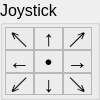
Old version of the form aui/gui/robot/joystick/ui/joystick.ui in the repository argenortega/AUI.
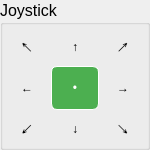
New version of the form.

Diff of the .ui file:
```diff
--- a/aui/gui/robot/joystick/ui/joystick.ui
+++ b/aui/gui/robot/joystick/ui/joystick.ui
@@ -6,14 +6,14 @@
    <rect>
     <x>0</x>
     <y>0</y>
-    <width>100</width>
-    <height>100</height>
+    <width>150</width>
+    <height>150</height>
    </rect>
   </property>
   <property name="sizePolicy">
    <sizepolicy hsizetype="Minimum" vsizetype="Minimum">
-    <horstretch>0</horstretch>
-    <verstretch>0</verstretch>
+    <horstretch>1</horstretch>
+    <verstretch>1</verstretch>
    </sizepolicy>
   </property>
   <property name="minimumSize">
@@ -25,7 +25,7 @@
   <property name="maximumSize">
    <size>
     <width>150</width>
-    <height>150</height>
+    <height>155</height>
    </size>
   </property>
   <property name="sizeIncrement">
@@ -37,7 +37,6 @@
   <property name="font">
    <font>
     <pointsize>12</pointsize>
-    <stylestrategy>PreferDefault</stylestrategy>
    </font>
   </property>
   <property name="mouseTracking">
@@ -46,64 +45,460 @@
   <property name="focusPolicy">
    <enum>Qt::StrongFocus</enum>
   </property>
-  <property name="windowTitle">
-   <string>Form</string>
-  </property>
-  <property name="autoFillBackground">
-   <bool>false</bool>
-  </property>
-  <layout class="QVBoxLayout" name="layout">
+  <layout class="QGridLayout" name="gridLayout_2">
    <property name="margin">
     <number>0</number>
    </property>
-   <item>
+   <property name="spacing">
+    <number>0</number>
+   </property>
+   <item row="0" column="0">
     <widget class="QGroupBox" name="joystickControl">
      <property name="title">
       <string>Joystick</string>
      </property>
      <layout class="QGridLayout" name="gridLayout">
-      <property name="leftMargin">
-       <number>2</number>
+      <property name="margin">
+       <number>0</number>
       </property>
-      <property name="topMargin">
-       <number>2</number>
+      <property name="spacing">
+       <number>0</number>
       </property>
-      <property name="rightMargin">
-       <number>5</number>
-      </property>
-      <property name="bottomMargin">
-       <number>2</number>
-      </property>
+      <item row="0" column="0">
+       <widget class="QStackedWidget" name="stackedWidget">
+        <property name="currentIndex">
+         <number>0</number>
+        </property>
+        <widget class="QWidget" name="toggle">
+         <property name="focusPolicy">
+          <enum>Qt::StrongFocus</enum>
+         </property>
+         <layout class="QGridLayout" name="gridLayout_3">
+          <property name="margin">
+           <number>0</number>
+          </property>
       <property name="spacing">
        <number>0</number>
       </property>
-      <item row="2" column="1">
-       <widget class="QLabel" name="down">
-        <property name="font">
-         <font>
-          <pointsize>16</pointsize>
-         </font>
-        </property>
-        <property name="frameShape">
-         <enum>QFrame::StyledPanel</enum>
-        </property>
-        <property name="frameShadow">
-         <enum>QFrame::Plain</enum>
+          <item row="5" column="3">
+           <widget class="QPushButton" name="d">
+            <property name="minimumSize">
+             <size>
+              <width>44</width>
+              <height>44</height>
+             </size>
+            </property>
+            <property name="styleSheet">
+             <string notr="true">QPushButton{	
+    border-style: outset;
+    border-width: 1px;
+    border-radius: 6px;
+	border-style: solid;
+	padding: 2px;
+	
+}
+
+QPushButton:checked{
+    border-style: solid;
+	border-width: 1px;
+    border-radius: 6px;
+	background-color: rgb(76, 175, 80);
+	color: rgb(255, 255, 255);
+}
+
+
+
+</string>
         </property>
         <property name="text">
          <string>↓</string>
         </property>
-        <property name="scaledContents">
+            <property name="checkable">
          <bool>true</bool>
         </property>
-        <property name="alignment">
-         <set>Qt::AlignCenter</set>
-        </property>
-        <property name="textInteractionFlags">
-         <set>Qt::NoTextInteraction</set>
+            <property name="autoExclusive">
+             <bool>true</bool>
+            </property>
+            <property name="flat">
+             <bool>true</bool>
         </property>
        </widget>
       </item>
+          <item row="3" column="0">
+           <widget class="QPushButton" name="l">
+            <property name="minimumSize">
+             <size>
+              <width>44</width>
+              <height>44</height>
+             </size>
+            </property>
+            <property name="styleSheet">
+             <string notr="true">QPushButton{	
+    border-style: outset;
+    border-width: 1px;
+    border-radius: 6px;
+	border-style: solid;
+	padding: 2px;
+	
+}
+
+QPushButton:checked{
+    border-style: solid;
+	border-width: 1px;
+    border-radius: 6px;
+	background-color: rgb(76, 175, 80);
+	color: rgb(255, 255, 255);
+}
+
+
+
+</string>
+            </property>
+            <property name="text">
+             <string>←</string>
+            </property>
+            <property name="checkable">
+             <bool>true</bool>
+            </property>
+            <property name="autoExclusive">
+             <bool>true</bool>
+            </property>
+            <property name="flat">
+             <bool>true</bool>
+            </property>
+           </widget>
+          </item>
+          <item row="0" column="0">
+           <widget class="QPushButton" name="tl">
+            <property name="minimumSize">
+             <size>
+              <width>44</width>
+              <height>44</height>
+             </size>
+            </property>
+            <property name="styleSheet">
+             <string notr="true">QPushButton{	
+    border-style: outset;
+    border-width: 1px;
+    border-radius: 6px;
+	border-style: solid;
+	padding: 2px;
+	
+}
+
+QPushButton:checked{
+    border-style: solid;
+	border-width: 1px;
+    border-radius: 6px;
+	background-color: rgb(76, 175, 80);
+	color: rgb(255, 255, 255);
+}
+
+
+
+</string>
+            </property>
+            <property name="text">
+             <string>↖︎</string>
+            </property>
+            <property name="checkable">
+             <bool>true</bool>
+            </property>
+            <property name="autoExclusive">
+             <bool>true</bool>
+            </property>
+            <property name="flat">
+             <bool>true</bool>
+            </property>
+           </widget>
+          </item>
+          <item row="5" column="0">
+           <widget class="QPushButton" name="dl">
+            <property name="minimumSize">
+             <size>
+              <width>44</width>
+              <height>44</height>
+             </size>
+            </property>
+            <property name="styleSheet">
+             <string notr="true">QPushButton{	
+    border-style: outset;
+    border-width: 1px;
+    border-radius: 6px;
+	border-style: solid;
+	padding: 2px;
+	
+}
+
+QPushButton:checked{
+    border-style: solid;
+	border-width: 1px;
+    border-radius: 6px;
+	background-color: rgb(76, 175, 80);
+	color: rgb(255, 255, 255);
+}
+
+
+
+</string>
+            </property>
+            <property name="text">
+             <string>↙︎</string>
+            </property>
+            <property name="checkable">
+             <bool>true</bool>
+            </property>
+            <property name="autoExclusive">
+             <bool>true</bool>
+            </property>
+            <property name="autoDefault">
+             <bool>true</bool>
+            </property>
+            <property name="default">
+             <bool>true</bool>
+            </property>
+            <property name="flat">
+             <bool>true</bool>
+            </property>
+           </widget>
+          </item>
+          <item row="0" column="3">
+           <widget class="QPushButton" name="u">
+            <property name="minimumSize">
+             <size>
+              <width>44</width>
+              <height>44</height>
+             </size>
+            </property>
+            <property name="styleSheet">
+             <string notr="true">QPushButton{	
+    border-style: outset;
+    border-width: 1px;
+    border-radius: 6px;
+	border-style: solid;
+	padding: 2px;
+	
+}
+
+QPushButton:checked{
+    border-style: solid;
+	border-width: 1px;
+    border-radius: 6px;
+	background-color: rgb(76, 175, 80);
+	color: rgb(255, 255, 255);
+}
+
+
+
+</string>
+            </property>
+            <property name="text">
+             <string>↑</string>
+            </property>
+            <property name="checkable">
+             <bool>true</bool>
+            </property>
+            <property name="autoExclusive">
+             <bool>true</bool>
+            </property>
+            <property name="flat">
+             <bool>true</bool>
+            </property>
+           </widget>
+          </item>
+          <item row="3" column="3">
+           <widget class="QPushButton" name="c">
+            <property name="minimumSize">
+             <size>
+              <width>44</width>
+              <height>44</height>
+             </size>
+            </property>
+            <property name="focusPolicy">
+             <enum>Qt::StrongFocus</enum>
+            </property>
+            <property name="styleSheet">
+             <string notr="true">QPushButton{	
+    border-style: outset;
+    border-width: 1px;
+    border-radius: 6px;
+	border-style: solid;
+	padding: 2px;
+	
+}
+
+QPushButton:checked{
+    border-style: solid;
+	border-width: 1px;
+    border-radius: 6px;
+	background-color: rgb(76, 175, 80);
+	color: rgb(255, 255, 255);
+}
+
+
+
+
+</string>
+            </property>
+            <property name="text">
+             <string>•</string>
+            </property>
+            <property name="checkable">
+             <bool>true</bool>
+            </property>
+            <property name="checked">
+             <bool>true</bool>
+            </property>
+            <property name="autoExclusive">
+             <bool>true</bool>
+            </property>
+            <property name="flat">
+             <bool>true</bool>
+            </property>
+           </widget>
+          </item>
+          <item row="0" column="4">
+           <widget class="QPushButton" name="tr">
+            <property name="minimumSize">
+             <size>
+              <width>44</width>
+              <height>44</height>
+             </size>
+            </property>
+            <property name="styleSheet">
+             <string notr="true">QPushButton{	
+    border-style: outset;
+    border-width: 1px;
+    border-radius: 6px;
+	border-style: solid;
+	padding: 2px;
+	
+}
+
+QPushButton:checked{
+    border-style: solid;
+	border-width: 1px;
+    border-radius: 6px;
+	background-color: rgb(76, 175, 80);
+	color: rgb(255, 255, 255);
+}
+
+
+
+</string>
+            </property>
+            <property name="text">
+             <string>↗︎</string>
+            </property>
+            <property name="checkable">
+             <bool>true</bool>
+            </property>
+            <property name="autoExclusive">
+             <bool>true</bool>
+            </property>
+            <property name="flat">
+             <bool>true</bool>
+            </property>
+           </widget>
+          </item>
+          <item row="3" column="4">
+           <widget class="QPushButton" name="r">
+            <property name="minimumSize">
+             <size>
+              <width>44</width>
+              <height>44</height>
+             </size>
+            </property>
+            <property name="styleSheet">
+             <string notr="true">QPushButton{	
+    border-style: outset;
+    border-width: 1px;
+    border-radius: 6px;
+	border-style: solid;
+	padding: 2px;
+	
+}
+
+QPushButton:checked{
+    border-style: solid;
+	border-width: 1px;
+    border-radius: 6px;
+	background-color: rgb(76, 175, 80);
+	color: rgb(255, 255, 255);
+}
+
+
+
+</string>
+            </property>
+            <property name="text">
+             <string>→</string>
+            </property>
+            <property name="checkable">
+             <bool>true</bool>
+            </property>
+            <property name="autoExclusive">
+             <bool>true</bool>
+            </property>
+            <property name="flat">
+             <bool>true</bool>
+            </property>
+           </widget>
+          </item>
+          <item row="5" column="4">
+           <widget class="QPushButton" name="dr">
+            <property name="minimumSize">
+             <size>
+              <width>44</width>
+              <height>44</height>
+             </size>
+            </property>
+            <property name="styleSheet">
+             <string notr="true">QPushButton{	
+    border-style: outset;
+    border-width: 1px;
+    border-radius: 6px;
+	border-style: solid;
+	padding: 2px;
+	
+}
+
+QPushButton:checked{
+    border-style: solid;
+	border-width: 1px;
+    border-radius: 6px;
+	background-color: rgb(76, 175, 80);
+	color: rgb(255, 255, 255);
+}
+
+
+
+</string>
+            </property>
+            <property name="text">
+             <string>↘︎</string>
+            </property>
+            <property name="checkable">
+             <bool>true</bool>
+            </property>
+            <property name="autoExclusive">
+             <bool>true</bool>
+            </property>
+            <property name="flat">
+             <bool>true</bool>
+            </property>
+           </widget>
+          </item>
+         </layout>
+        </widget>
+        <widget class="QWidget" name="sustained">
+         <layout class="QGridLayout" name="gridLayout_4">
+          <property name="margin">
+           <number>0</number>
+          </property>
+          <property name="spacing">
+           <number>0</number>
+          </property>
       <item row="0" column="0">
        <widget class="QLabel" name="topleft">
         <property name="font">
@@ -128,8 +523,8 @@
         </property>
        </widget>
       </item>
-      <item row="0" column="2">
-       <widget class="QLabel" name="topright">
+          <item row="1" column="0">
+           <widget class="QLabel" name="left">
         <property name="font">
          <font>
           <pointsize>16</pointsize>
@@ -176,57 +571,6 @@
         </property>
        </widget>
       </item>
-      <item row="0" column="1">
-       <widget class="QLabel" name="up">
-        <property name="font">
-         <font>
-          <pointsize>16</pointsize>
-         </font>
-        </property>
-        <property name="frameShape">
-         <enum>QFrame::StyledPanel</enum>
-        </property>
-        <property name="text">
-         <string>↑</string>
-        </property>
-        <property name="scaledContents">
-         <bool>true</bool>
-        </property>
-        <property name="alignment">
-         <set>Qt::AlignCenter</set>
-        </property>
-        <property name="textInteractionFlags">
-         <set>Qt::NoTextInteraction</set>
-        </property>
-       </widget>
-      </item>
-      <item row="2" column="2">
-       <widget class="QLabel" name="downright">
-        <property name="font">
-         <font>
-          <pointsize>16</pointsize>
-         </font>
-        </property>
-        <property name="frameShape">
-         <enum>QFrame::StyledPanel</enum>
-        </property>
-        <property name="frameShadow">
-         <enum>QFrame::Plain</enum>
-        </property>
-        <property name="text">
-         <string>↘︎</string>
-        </property>
-        <property name="scaledContents">
-         <bool>true</bool>
-        </property>
-        <property name="alignment">
-         <set>Qt::AlignCenter</set>
-        </property>
-        <property name="textInteractionFlags">
-         <set>Qt::NoTextInteraction</set>
-        </property>
-       </widget>
-      </item>
       <item row="1" column="2">
        <widget class="QLabel" name="right">
         <property name="font">
@@ -251,7 +595,55 @@
         </property>
        </widget>
       </item>
-      <item row="2" column="0">
+          <item row="0" column="1">
+           <widget class="QLabel" name="up">
+            <property name="font">
+             <font>
+              <pointsize>16</pointsize>
+             </font>
+            </property>
+            <property name="frameShape">
+             <enum>QFrame::StyledPanel</enum>
+            </property>
+            <property name="text">
+             <string>↑</string>
+            </property>
+            <property name="scaledContents">
+             <bool>true</bool>
+            </property>
+            <property name="alignment">
+             <set>Qt::AlignCenter</set>
+            </property>
+            <property name="textInteractionFlags">
+             <set>Qt::NoTextInteraction</set>
+            </property>
+           </widget>
+          </item>
+          <item row="0" column="2">
+           <widget class="QLabel" name="topright">
+            <property name="font">
+             <font>
+              <pointsize>16</pointsize>
+             </font>
+            </property>
+            <property name="frameShape">
+             <enum>QFrame::StyledPanel</enum>
+            </property>
+            <property name="text">
+             <string>↗︎</string>
+            </property>
+            <property name="scaledContents">
+             <bool>true</bool>
+            </property>
+            <property name="alignment">
+             <set>Qt::AlignCenter</set>
+            </property>
+            <property name="textInteractionFlags">
+             <set>Qt::NoTextInteraction</set>
+            </property>
+           </widget>
+          </item>
+          <item row="3" column="0">
        <widget class="QLabel" name="downleft">
         <property name="font">
          <font>
@@ -278,8 +670,8 @@
         </property>
        </widget>
       </item>
-      <item row="1" column="0">
-       <widget class="QLabel" name="left">
+          <item row="3" column="1">
+           <widget class="QLabel" name="down">
         <property name="font">
          <font>
           <pointsize>16</pointsize>
@@ -300,6 +692,37 @@
         <property name="textInteractionFlags">
          <set>Qt::NoTextInteraction</set>
         </property>
+           </widget>
+          </item>
+          <item row="3" column="2">
+           <widget class="QLabel" name="downright">
+            <property name="font">
+             <font>
+              <pointsize>16</pointsize>
+             </font>
+            </property>
+            <property name="frameShape">
+             <enum>QFrame::StyledPanel</enum>
+            </property>
+            <property name="frameShadow">
+             <enum>QFrame::Plain</enum>
+            </property>
+            <property name="text">
+             <string>↘︎</string>
+            </property>
+            <property name="scaledContents">
+             <bool>true</bool>
+            </property>
+            <property name="alignment">
+             <set>Qt::AlignCenter</set>
+            </property>
+            <property name="textInteractionFlags">
+             <set>Qt::NoTextInteraction</set>
+            </property>
+           </widget>
+          </item>
+         </layout>
+        </widget>
        </widget>
       </item>
      </layout>
```
Left out of the diff: 10 changed lines with no effect on the pictures. Lines whose indentation alone changed are shown as unchanged.
